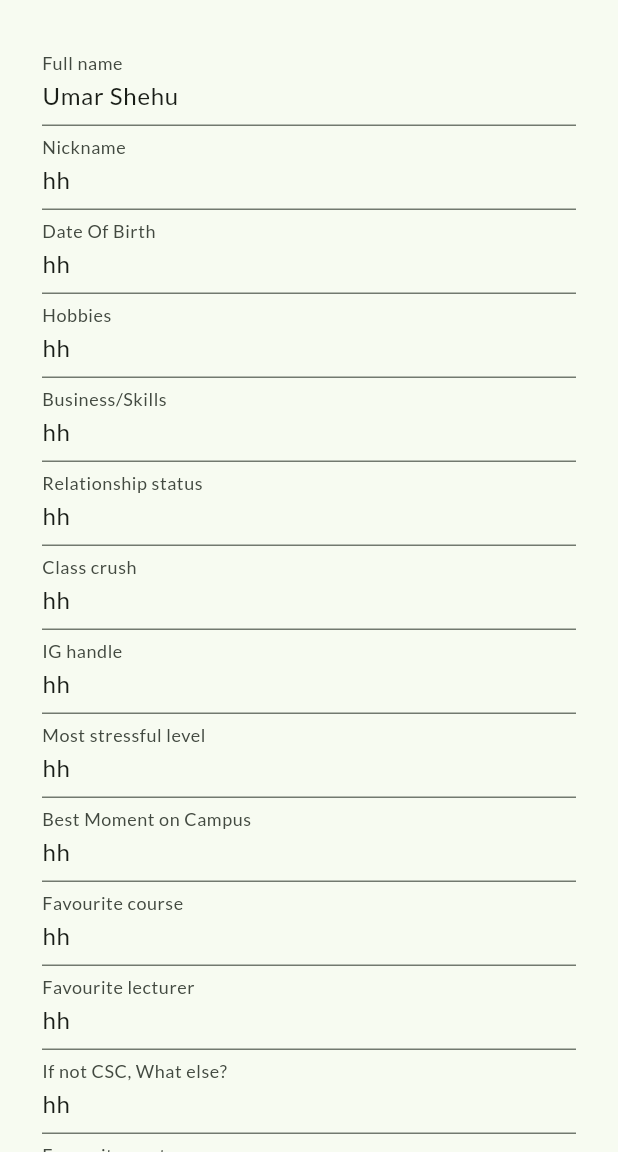
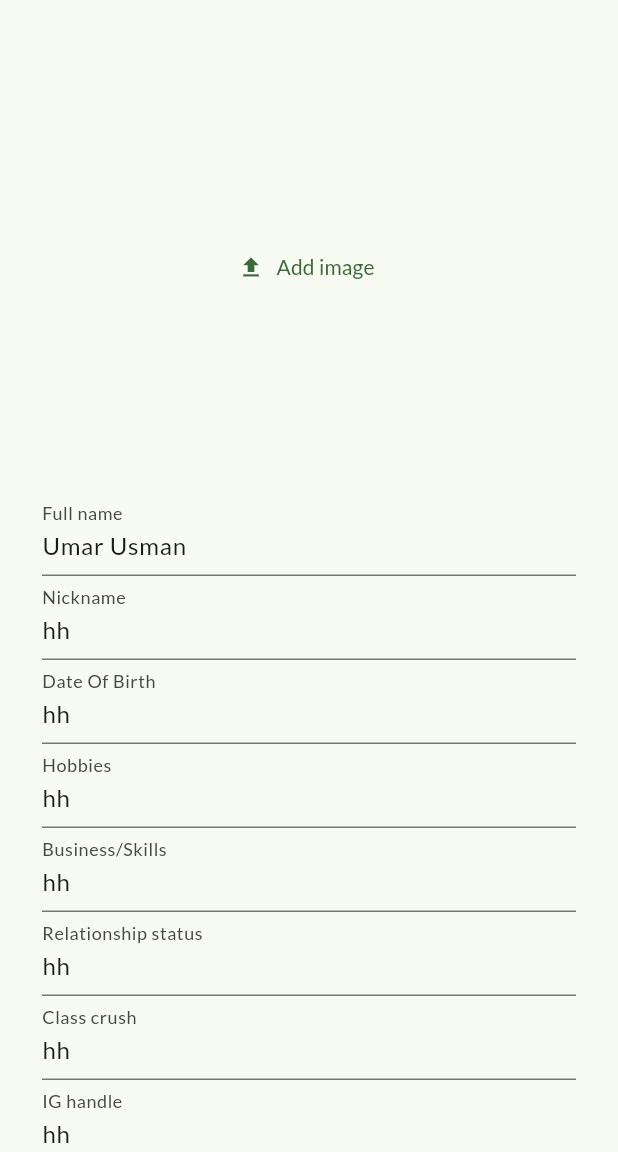
Before and after one commit to Ahmadu-Suleiman/Ahmadu-Suleiman-Website, a Flutter app: the CscDetailsUploadPage screen opened by its route, on a phone screen of 412 x 824 dp, the part 84-1236 px from its top. Run offline on Flutter 3.47's test engine with Material 3 defaults, Android fonts, the phone set to English and light mode, and no system bars; our stand-ins replace flutter_widget_from_html, font_awesome_flutter, go_router, image_picker; missing offline and left inert: widgets_to_image.

Commit message:
add image functionality

```diff
--- a/lib/models/student.dart
+++ b/lib/models/student.dart
@@ -1,4 +1,8 @@
+import 'package:flutter/foundation.dart';
+
 class Student {
+  final Uint8List image;
+
   final String fullName;
 
   final String nickname;
@@ -30,7 +34,8 @@ class Student {
   final String quote;
 
   Student(
-      {required this.fullName,
+      {required this.image,
+      required this.fullName,
       required this.nickname,
       required this.dob,
       required this.origin,
--- a/lib/pages/csc_details_upload_page.dart
+++ b/lib/pages/csc_details_upload_page.dart
@@ -1,42 +1,40 @@
 import 'package:ahmad_suleiman/models/student.dart';
+import 'package:ahmad_suleiman/util.dart';
+import 'package:flutter/foundation.dart';
 import 'package:flutter/material.dart';
 import 'package:go_router/go_router.dart';
+import 'package:image_picker/image_picker.dart';
 
-class CscDetailsUploadPage extends StatelessWidget {
-  CscDetailsUploadPage({super.key});
+class CscDetailsUploadPage extends StatefulWidget {
+  const CscDetailsUploadPage({super.key});
 
+  @override
+  State<CscDetailsUploadPage> createState() => _CscDetailsUploadPageState();
+}
+
+class _CscDetailsUploadPageState extends State<CscDetailsUploadPage> {
   final TextEditingController fullNameController =
-      TextEditingController(text: 'Umar Shehu');
-  final TextEditingController lastnameController =
-      TextEditingController(text: 'hh');
-  final TextEditingController nicknameController =
-      TextEditingController(text: 'hh');
-  final TextEditingController dobController = TextEditingController(text: 'hh');
-  final TextEditingController originController =
-      TextEditingController(text: 'hh');
-  final TextEditingController hobbiesController =
-      TextEditingController(text: 'hh');
-  final TextEditingController workController =
-      TextEditingController(text: 'hh');
-  final TextEditingController relationshipController =
-      TextEditingController(text: 'hh');
-  final TextEditingController crushController =
-      TextEditingController(text: 'hh');
-  final TextEditingController igController = TextEditingController(text: 'hh');
-  final TextEditingController stressLevelController =
-      TextEditingController(text: 'hh');
-  final TextEditingController bestMomentController =
-      TextEditingController(text: 'hh');
-  final TextEditingController courseController =
-      TextEditingController(text: 'hh');
-  final TextEditingController lecturerController =
-      TextEditingController(text: 'hh');
-  final TextEditingController whatElseController =
-      TextEditingController(text: 'hh');
-  final TextEditingController quoteController =
-      TextEditingController(text: 'hh');
+          TextEditingController(text: 'Umar Usman'),
+      lastnameController = TextEditingController(text: 'hh'),
+      nicknameController = TextEditingController(text: 'hh'),
+      dobController = TextEditingController(text: 'hh'),
+      originController = TextEditingController(text: 'hh'),
+      hobbiesController = TextEditingController(text: 'hh'),
+      workController = TextEditingController(text: 'hh'),
+      relationshipController = TextEditingController(text: 'hh'),
+      crushController = TextEditingController(text: 'hh'),
+      igController = TextEditingController(text: 'hh'),
+      stressLevelController = TextEditingController(text: 'hh'),
+      bestMomentController = TextEditingController(text: 'hh'),
+      courseController = TextEditingController(text: 'hh'),
+      lecturerController = TextEditingController(text: 'hh'),
+      whatElseController = TextEditingController(text: 'hh'),
+      quoteController = TextEditingController(text: 'hh');
 
   final formKey = GlobalKey<FormState>();
+  final ImagePicker picker = ImagePicker();
+
+  Uint8List? localImage;
 
   @override
   Widget build(BuildContext context) {
@@ -56,6 +54,7 @@ class CscDetailsUploadPage extends StatelessWidget {
                       child: Padding(
                           padding: const EdgeInsets.all(8.0),
                           child: Column(children: <Widget>[
+                            addImageWidget,
                             input('Full name', fullNameController),
                             input('Nickname', nicknameController),
                             input('Date Of Birth', dobController),
@@ -80,8 +79,10 @@ class CscDetailsUploadPage extends StatelessWidget {
                           backgroundColor: WidgetStatePropertyAll(
                               Theme.of(context).colorScheme.primaryContainer)),
                       onPressed: () {
+                        if (localImage != null) {
                           if (formKey.currentState!.validate()) {
                             Student student = Student(
+                                image: localImage!,
                                 fullName: fullNameController.text,
                                 nickname: nicknameController.text,
                                 dob: dobController.text,
@@ -100,10 +101,46 @@ class CscDetailsUploadPage extends StatelessWidget {
 
                             context.go("/csc-personality-page", extra: student);
                           }
+                        } else {
+                          snackBar(context, 'Abeg add image');
+                        }
                       },
                       label: const Text('Upload'),
                       icon: const Icon(Icons.upload))
                 ]))));
+  }
+
+  Widget get addImageWidget {
+    if (localImage != null) {
+      return Column(children: [
+        Image(
+            height: 300,
+            image: MemoryImage(localImage!),
+            errorBuilder: (context, error, stackTrace) =>
+                const Icon(Icons.error),
+            fit: BoxFit.fitWidth),
+        const SizedBox(height: 20),
+        TextButton.icon(
+            onPressed: addImage,
+            label: const Text('Replace image'),
+            icon: const Icon(Icons.change_circle))
+      ]);
+    } else {
+      return SizedBox(
+          height: 300,
+          child: Center(
+              child: TextButton.icon(
+                  onPressed: addImage,
+                  label: const Text('Add image'),
+                  icon: const Icon(Icons.upload))));
+    }
+  }
+
+  void addImage() async {
+    Uint8List? image;
+    XFile? file = await picker.pickImage(source: ImageSource.gallery);
+    if (file != null) image = await file.readAsBytes();
+    setState(() => localImage = image);
   }
 
   Widget input(String label, final TextEditingController controller) =>
--- a/lib/pages/csc_personality_page.dart
+++ b/lib/pages/csc_personality_page.dart
@@ -1,3 +1,5 @@
+import 'dart:typed_data';
+
 import 'package:ahmad_suleiman/models/student.dart';
 import 'package:flutter/material.dart';
 import 'package:go_router/go_router.dart';
@@ -14,8 +16,8 @@ class CscPersonalityPage extends StatefulWidget {
 
 class _CscPersonalityPageState extends State<CscPersonalityPage> {
   late final Student student;
-
   final WidgetsToImageController controllerImage = WidgetsToImageController();
+  Uint8List? bytes;
 
   @override
   void initState() {
@@ -67,7 +69,9 @@ class _CscPersonalityPageState extends State<CscPersonalityPage> {
             style: ButtonStyle(
                 backgroundColor: WidgetStatePropertyAll(
                     Theme.of(context).colorScheme.primaryContainer)),
-            onPressed: () {},
+            onPressed: () async {
+              bytes = await controllerImage.capture();
+            },
             label: const Text('Generate'),
             icon: const Icon(Icons.image)),
         const SizedBox(height: 20)
@@ -123,8 +127,8 @@ class _CscPersonalityPageState extends State<CscPersonalityPage> {
                           color: Theme.of(context).colorScheme.primary,
                           width: 4),
                       borderRadius: BorderRadius.circular(8),
-                      image: const DecorationImage(
-                          image: AssetImage('assets/images/moi.jpeg'),
+                      image: DecorationImage(
+                          image: MemoryImage(student.image),
                           fit: BoxFit.cover)),
                   width: 300,
                   height: 400),
--- /dev/null
+++ b/lib/util.dart
@@ -0,0 +1,9 @@
+import 'package:flutter/material.dart';
+
+void snackBar(BuildContext context, String message) =>
+    ScaffoldMessenger.of(context)
+      ..hideCurrentSnackBar()
+      ..showSnackBar(SnackBar(
+          content: Text(message),
+          backgroundColor: Theme.of(context).colorScheme.secondary,
+          padding: const EdgeInsets.all(20)));
--- a/pubspec.yaml
+++ b/pubspec.yaml
@@ -70,7 +70,6 @@ flutter:
   assets:
     - assets/images/
     - assets/images/others/
-    - assets/images/moi.jpeg
 
   # An image asset can refer to one or more resolution-specific "variants", see
   # https://flutter.dev/assets-and-images/#resolution-aware
```
Also changed, not shown: assets/images/moi.jpeg (deleted). Lines whose indentation alone changed are shown as unchanged.
